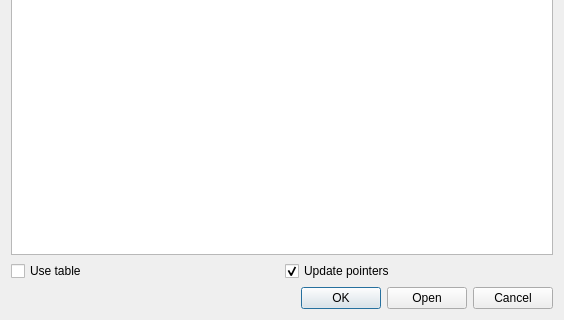
First picture: the form in src/dialogs/InsertScriptDialog.ui, repository road-t/RTHextion, before the edit; both pictures show x 0 to 564 and y 221 to 541 of the 564 by 541 pixel window.
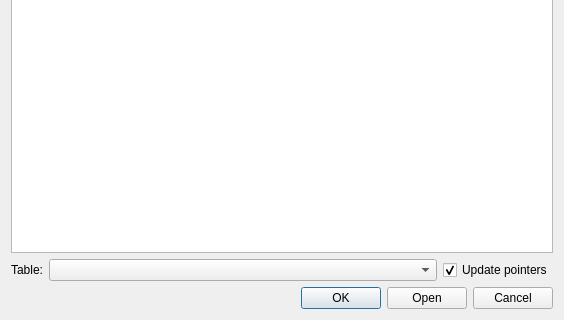
Second picture: the form after the edit.

Commit message: - New file button added - Copy selection to new tab function implemented - Table dock button labels replaced with icons - Version bumped

The edit to the form file:
```diff
--- a/src/dialogs/InsertScriptDialog.ui
+++ b/src/dialogs/InsertScriptDialog.ui
@@ -23,9 +23,19 @@
    <item row="3" column="0">
     <layout class="QHBoxLayout" name="horizontalLayout">
      <item>
-      <widget class="QCheckBox" name="cbUseTable">
+      <widget class="QLabel" name="lblTable">
        <property name="text">
-        <string>Use table</string>
+        <string>Table:</string>
+       </property>
+      </widget>
+     </item>
+     <item>
+      <widget class="QComboBox" name="cmbTable">
+       <property name="sizePolicy">
+        <sizepolicy hsizetype="Expanding" vsizetype="Fixed">
+         <horstretch>1</horstretch>
+         <verstretch>0</verstretch>
+        </sizepolicy>
        </property>
       </widget>
      </item>
```
The commit also changes 22 other files.
